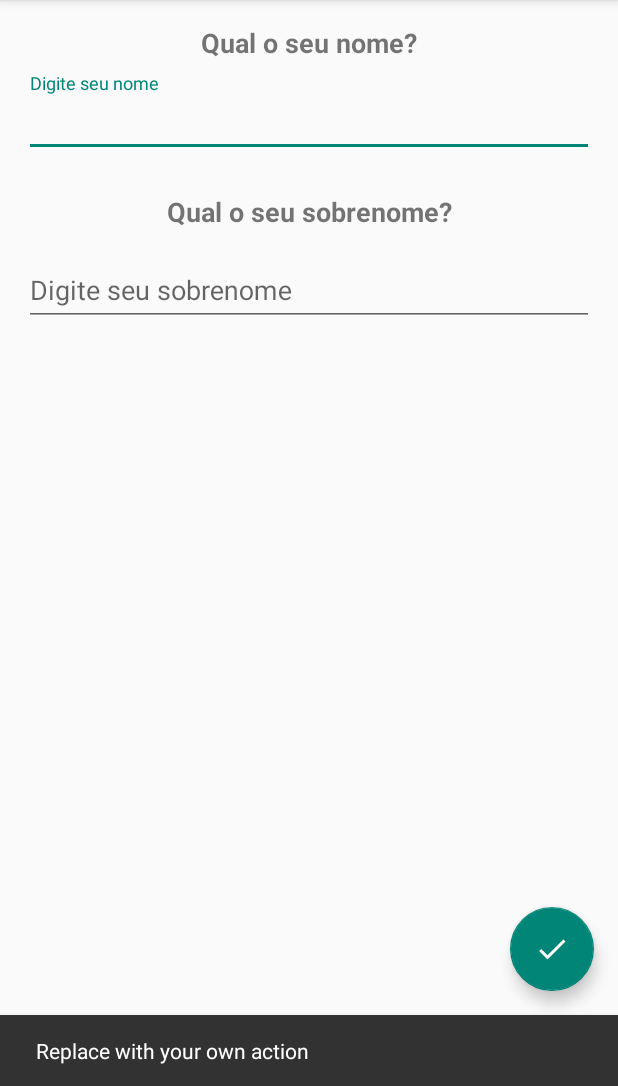
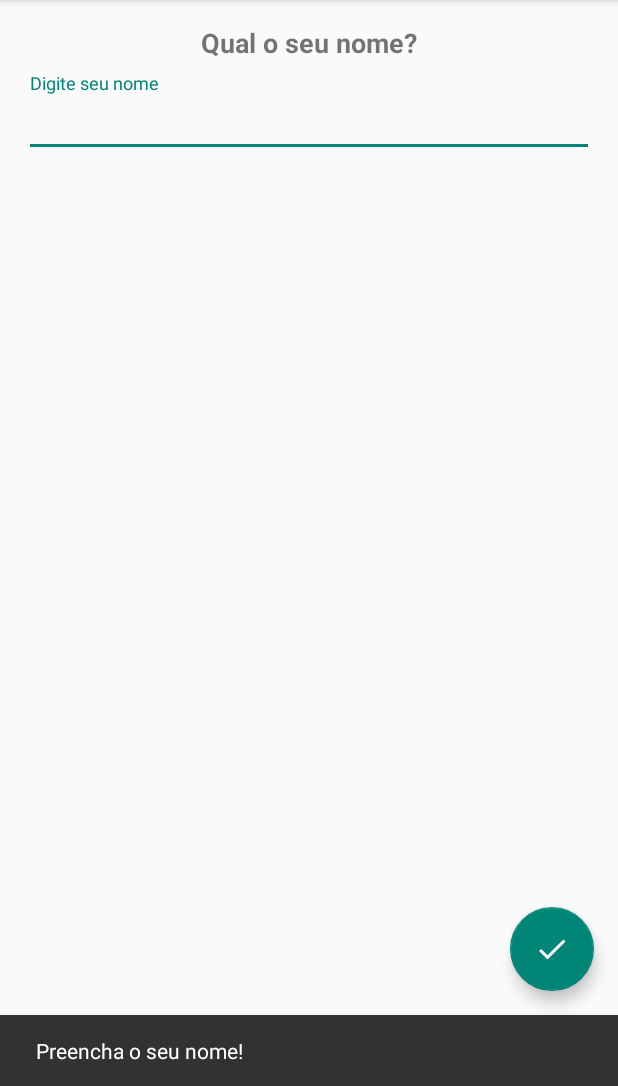
Before and after one commit to Thejoker2012/PersistenciadeDadosSQLite, an Android app: the screen it shows after launch (MainActivity), after a tap on an icon or button, on a phone screen of 412 x 824 dp, the part 150-1236 px from its top. Run offline under Robolectric (Android 15) with nearby library versions, the phone set to English and light mode, and no system bars.

Commit message:
Classe cadastro e SharedPreferences
* private Context context;
* private SharedPreferences preferences;
* private SharedPreferences.Editor editor;
* editor.putString(CHAVE_NOME, nome);
* editor.commit();

```diff
--- /dev/null
+++ b/app/src/main/java/br/com/unisys/persistenciadedadossqlite/CadastroPreferencias.java
@@ -0,0 +1,34 @@
+package br.com.unisys.persistenciadedadossqlite;
+
+import android.content.Context;
+import android.content.SharedPreferences;
+
+public class CadastroPreferencias {
+
+    private Context context;
+    private SharedPreferences preferences;
+    private SharedPreferences.Editor editor;
+
+    private final String NOME_ARQUIVO = "cadastro.preferencias";
+    private final String CHAVE_NOME = "nome";
+
+
+    public CadastroPreferencias(Context c){
+        this.context = c;
+        preferences = context.getSharedPreferences(NOME_ARQUIVO,0);
+        editor = preferences.edit();
+    }
+
+    public void salvarCadastro(String nome){
+        editor.putString(CHAVE_NOME, nome);
+        editor.commit();
+
+
+
+    }
+
+    public String recuperarCadastro(){
+        return preferences.getString(CHAVE_NOME,"");
+    }
+
+}
--- a/app/src/main/java/br/com/unisys/persistenciadedadossqlite/MainActivity.java
+++ b/app/src/main/java/br/com/unisys/persistenciadedadossqlite/MainActivity.java
@@ -1,5 +1,6 @@
 package br.com.unisys.persistenciadedadossqlite;
 
+import android.content.SharedPreferences;
 import android.os.Bundle;
 
 import com.google.android.material.floatingactionbutton.FloatingActionButton;
@@ -11,21 +12,49 @@ import androidx.appcompat.widget.Toolbar;
 import android.view.View;
 import android.view.Menu;
 import android.view.MenuItem;
+import android.widget.EditText;
+import android.widget.ListView;
 
 public class MainActivity extends AppCompatActivity {
+
+    private CadastroPreferencias preferencias;
+    private EditText editNome;
+    private ListView listView;
+
 
     @Override
     protected void onCreate(Bundle savedInstanceState) {
         super.onCreate(savedInstanceState);
         setContentView(R.layout.activity_main);
 
+        editNome = findViewById(R.id.editNome);
+        listView = findViewById(R.id.listView);
+
+        preferencias = new CadastroPreferencias(getApplicationContext());
+
         FloatingActionButton fab = findViewById(R.id.fab);
         fab.setOnClickListener(new View.OnClickListener() {
             @Override
             public void onClick(View view) {
-                Snackbar.make(view, "Replace with your own action", Snackbar.LENGTH_LONG)
-                        .setAction("Action", null).show();
+
+                String textoNome = editNome.getText().toString();
+
+                //Validar Campos
+                if(textoNome.equals("")){
+                    Snackbar.make(view, "Preencha o seu nome!", Snackbar.LENGTH_LONG).show();
+
+                }else{
+                    preferencias.salvarCadastro(textoNome);
+                    Snackbar.make(view, "Cadastro salvo com sucesso!", Snackbar.LENGTH_LONG).show();
+                }
             }
         });
+
+        //Recuperar dados do cadastro
+       String recuperaNome = preferencias.recuperarCadastro();
+       if(!recuperaNome.equals("")){
+           editNome.setText(recuperaNome);
+
+       }
     }
 }
--- a/app/src/main/res/layout/content_main.xml
+++ b/app/src/main/res/layout/content_main.xml
@@ -13,9 +13,11 @@
         android:layout_width="wrap_content"
         android:layout_height="wrap_content"
         android:layout_marginTop="16dp"
+        android:layout_marginBottom="8dp"
         android:text="Qual o seu nome?"
         android:textSize="18sp"
         android:textStyle="bold"
+        app:layout_constraintBottom_toTopOf="@+id/textInputLayout"
         app:layout_constraintEnd_toEndOf="parent"
         app:layout_constraintStart_toStartOf="parent"
         app:layout_constraintTop_toTopOf="parent" />
@@ -26,9 +28,10 @@
         android:layout_height="wrap_content"
         android:layout_marginStart="16dp"
         android:layout_marginLeft="16dp"
-        android:layout_marginTop="8dp"
         android:layout_marginEnd="16dp"
         android:layout_marginRight="16dp"
+        android:layout_marginBottom="17dp"
+        app:layout_constraintBottom_toTopOf="@+id/listView"
         app:layout_constraintEnd_toEndOf="parent"
         app:layout_constraintStart_toStartOf="parent"
         app:layout_constraintTop_toBottomOf="@+id/textView">
@@ -40,38 +43,17 @@
             android:hint="Digite seu nome" />
     </com.google.android.material.textfield.TextInputLayout>
 
-    <com.google.android.material.textfield.TextInputLayout
-        android:id="@+id/textInputLayout2"
+    <ListView
+        android:id="@+id/listView"
         android:layout_width="0dp"
-        android:layout_height="wrap_content"
+        android:layout_height="0dp"
         android:layout_marginStart="16dp"
         android:layout_marginLeft="16dp"
-        android:layout_marginTop="8dp"
+        android:layout_marginTop="16dp"
         android:layout_marginEnd="16dp"
         android:layout_marginRight="16dp"
-        app:layout_constraintEnd_toEndOf="parent"
-        app:layout_constraintStart_toStartOf="parent"
-        app:layout_constraintTop_toBottomOf="@+id/textView3">
-
-        <com.google.android.material.textfield.TextInputEditText
-            android:id="@+id/editSobrenome"
-            android:layout_width="match_parent"
-            android:layout_height="wrap_content"
-            android:hint="Digite seu sobrenome" />
-    </com.google.android.material.textfield.TextInputLayout>
-
-    <TextView
-        android:id="@+id/textView3"
-        android:layout_width="wrap_content"
-        android:layout_height="wrap_content"
-        android:layout_marginStart="16dp"
-        android:layout_marginLeft="16dp"
-        android:layout_marginTop="24dp"
-        android:layout_marginEnd="16dp"
-        android:layout_marginRight="16dp"
-        android:text="Qual o seu sobrenome?"
-        android:textSize="18sp"
-        android:textStyle="bold"
+        android:layout_marginBottom="15dp"
+        app:layout_constraintBottom_toBottomOf="parent"
         app:layout_constraintEnd_toEndOf="parent"
         app:layout_constraintStart_toStartOf="parent"
         app:layout_constraintTop_toBottomOf="@+id/textInputLayout" />
```
